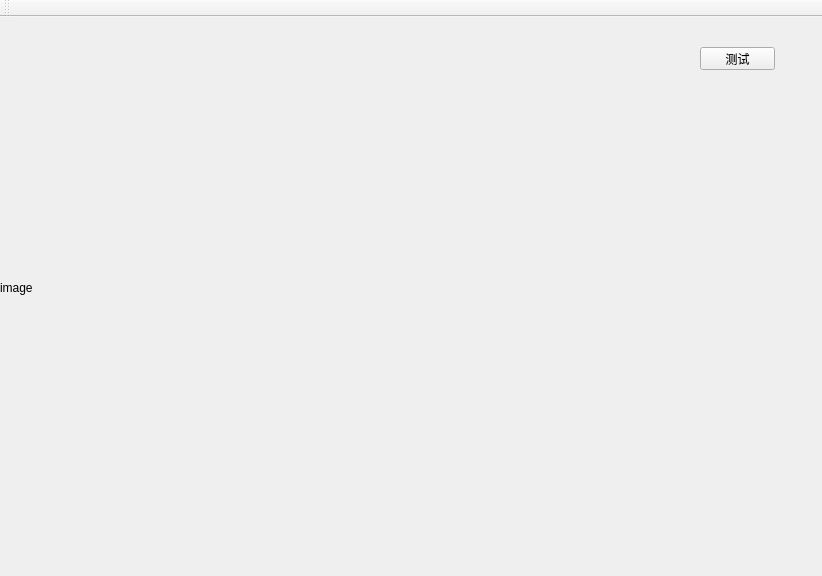
Before: the Qt Designer form AJDoctorView/mainwindow.ui in leo0530/AJDoctorView, drawn with Qt 5.
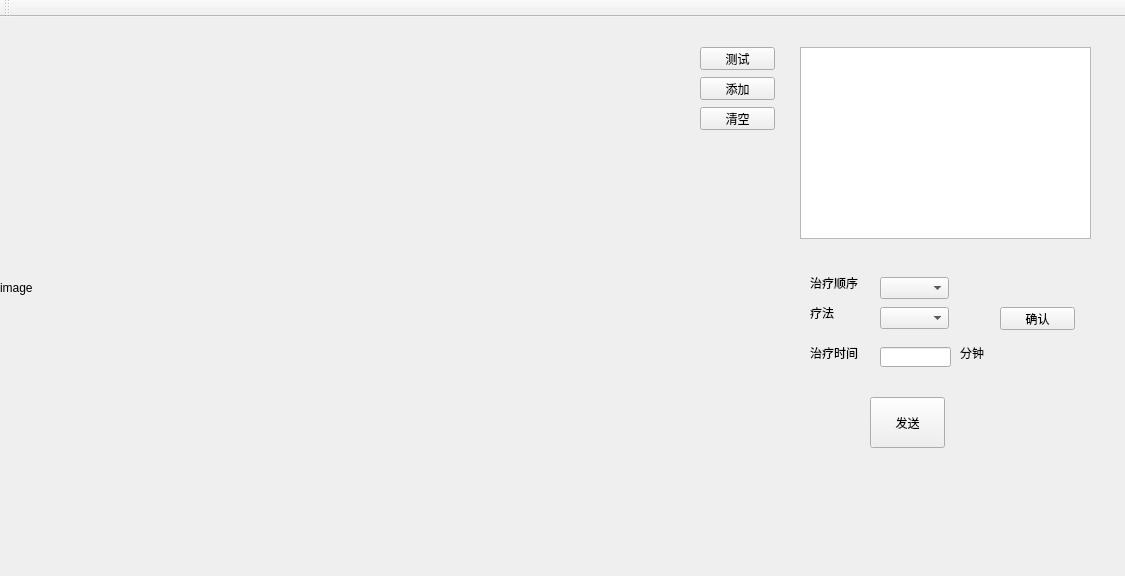
After: the same form once the commit is applied.

Commit message: 添加tableview列表显示穴位信息,添加udp发送结构体代码

What changed in the file:
```diff
--- a/AJDoctorView/mainwindow.ui
+++ b/AJDoctorView/mainwindow.ui
@@ -6,7 +6,7 @@
    <rect>
     <x>0</x>
     <y>0</y>
-    <width>822</width>
+    <width>1125</width>
     <height>576</height>
    </rect>
   </property>
@@ -40,6 +40,150 @@
      <string>测试</string>
     </property>
    </widget>
+   <widget class="QTableView" name="tableView">
+    <property name="geometry">
+     <rect>
+      <x>800</x>
+      <y>30</y>
+      <width>291</width>
+      <height>192</height>
+     </rect>
+    </property>
+   </widget>
+   <widget class="QPushButton" name="addButton">
+    <property name="geometry">
+     <rect>
+      <x>700</x>
+      <y>60</y>
+      <width>75</width>
+      <height>23</height>
+     </rect>
+    </property>
+    <property name="text">
+     <string>添加</string>
+    </property>
+   </widget>
+   <widget class="QPushButton" name="deleteItemButton">
+    <property name="geometry">
+     <rect>
+      <x>700</x>
+      <y>90</y>
+      <width>75</width>
+      <height>23</height>
+     </rect>
+    </property>
+    <property name="text">
+     <string>清空</string>
+    </property>
+   </widget>
+   <widget class="QComboBox" name="comboBox_no">
+    <property name="geometry">
+     <rect>
+      <x>880</x>
+      <y>260</y>
+      <width>69</width>
+      <height>22</height>
+     </rect>
+    </property>
+   </widget>
+   <widget class="QComboBox" name="comboBox_cure">
+    <property name="geometry">
+     <rect>
+      <x>880</x>
+      <y>290</y>
+      <width>69</width>
+      <height>22</height>
+     </rect>
+    </property>
+   </widget>
+   <widget class="QLabel" name="label_no">
+    <property name="geometry">
+     <rect>
+      <x>810</x>
+      <y>260</y>
+      <width>54</width>
+      <height>12</height>
+     </rect>
+    </property>
+    <property name="text">
+     <string>治疗顺序</string>
+    </property>
+   </widget>
+   <widget class="QLabel" name="label_cute">
+    <property name="geometry">
+     <rect>
+      <x>810</x>
+      <y>290</y>
+      <width>54</width>
+      <height>12</height>
+     </rect>
+    </property>
+    <property name="text">
+     <string>疗法</string>
+    </property>
+   </widget>
+   <widget class="QLabel" name="label_cutetime">
+    <property name="geometry">
+     <rect>
+      <x>810</x>
+      <y>330</y>
+      <width>54</width>
+      <height>12</height>
+     </rect>
+    </property>
+    <property name="text">
+     <string>治疗时间</string>
+    </property>
+   </widget>
+   <widget class="QLineEdit" name="lineEdit">
+    <property name="geometry">
+     <rect>
+      <x>880</x>
+      <y>330</y>
+      <width>71</width>
+      <height>20</height>
+     </rect>
+    </property>
+   </widget>
+   <widget class="QLabel" name="label_5">
+    <property name="geometry">
+     <rect>
+      <x>960</x>
+      <y>330</y>
+      <width>54</width>
+      <height>12</height>
+     </rect>
+    </property>
+    <property name="text">
+     <string>分钟</string>
+    </property>
+   </widget>
+   <widget class="QPushButton" name="confirmButton">
+    <property name="geometry">
+     <rect>
+      <x>1000</x>
+      <y>290</y>
+      <width>75</width>
+      <height>23</height>
+     </rect>
+    </property>
+    <property name="text">
+     <string>确认</string>
+    </property>
+   </widget>
+   <widget class="QPushButton" name="sendButton">
+    <property name="geometry">
+     <rect>
+      <x>870</x>
+      <y>380</y>
+      <width>75</width>
+      <height>51</height>
+     </rect>
+    </property>
+    <property name="text">
+     <string>发送</string>
+    </property>
+   </widget>
   </widget>
   <widget class="QToolBar" name="mainToolBar">
    <attribute name="toolBarArea">
```
The commit also changes 3 other files.
